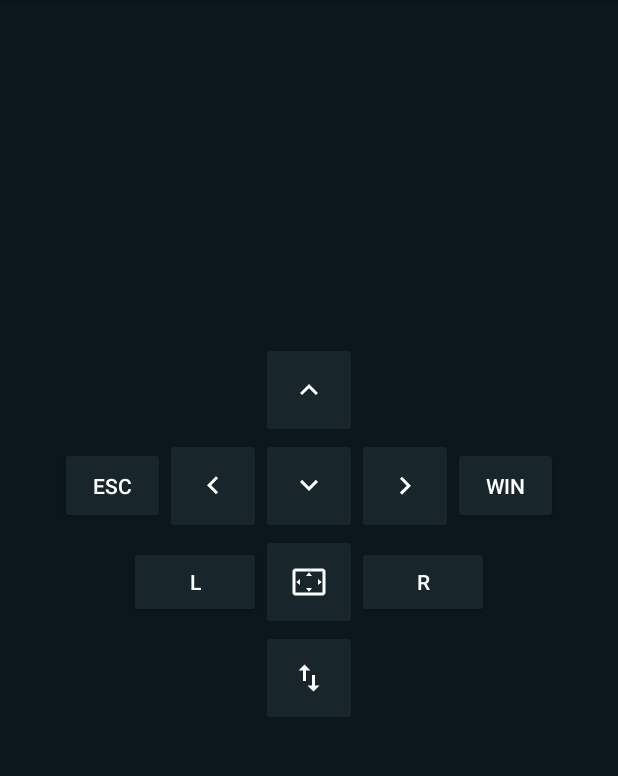
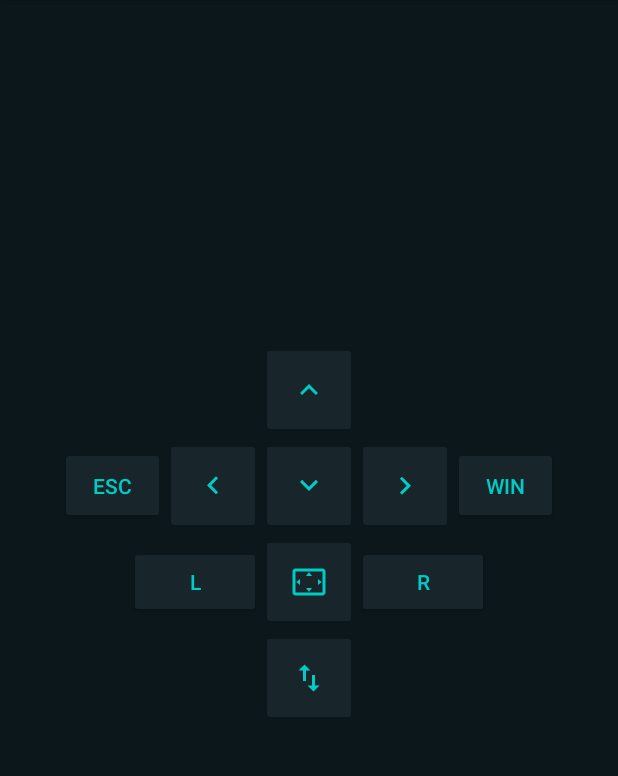
Before and after one commit to iarks/gyro-mouse, an Android app: the screen it shows after launch (MainActivity), on a phone screen of 412 x 824 dp, the part 84-860 px from its top. Run offline under Robolectric (Android 15) with nearby library versions, the light colour scheme and no system bars.

Commit message:
changed drawable and button text colours

```diff
--- a/app/src/main/res/drawable/ic_keyboard_arrow_down_black_24dp.xml
+++ b/app/src/main/res/drawable/ic_keyboard_arrow_down_black_24dp.xml
@@ -4,6 +4,6 @@
         android:viewportWidth="24.0"
         android:viewportHeight="24.0">
     <path
-        android:fillColor="#ffffff"
+        android:fillColor="@color/yatse_accent"
         android:pathData="M7.41,7.84L12,12.42l4.59,-4.58L18,9.25l-6,6 -6,-6z"/>
 </vector>
--- a/app/src/main/res/drawable/ic_keyboard_arrow_left_black_24dp.xml
+++ b/app/src/main/res/drawable/ic_keyboard_arrow_left_black_24dp.xml
@@ -4,6 +4,6 @@
         android:viewportWidth="24.0"
         android:viewportHeight="24.0">
     <path
-        android:fillColor="#ffffff"
+        android:fillColor="@color/yatse_accent"
         android:pathData="M15.41,16.09l-4.58,-4.59 4.58,-4.59L14,5.5l-6,6 6,6z"/>
 </vector>
--- a/app/src/main/res/drawable/ic_keyboard_arrow_right_black_24dp.xml
+++ b/app/src/main/res/drawable/ic_keyboard_arrow_right_black_24dp.xml
@@ -4,6 +4,6 @@
         android:viewportWidth="24.0"
         android:viewportHeight="24.0">
     <path
-        android:fillColor="#ffffff"
+        android:fillColor="@color/yatse_accent"
         android:pathData="M8.59,16.34l4.58,-4.59 -4.58,-4.59L10,5.75l6,6 -6,6z"/>
 </vector>
--- a/app/src/main/res/drawable/ic_keyboard_arrow_up_black_24dp.xml
+++ b/app/src/main/res/drawable/ic_keyboard_arrow_up_black_24dp.xml
@@ -4,6 +4,6 @@
         android:viewportWidth="24.0"
         android:viewportHeight="24.0">
     <path
-        android:fillColor="#ffffff"
+        android:fillColor="@color/yatse_accent"
         android:pathData="M7.41,15.41L12,10.83l4.59,4.58L18,14l-6,-6 -6,6z"/>
 </vector>
--- a/app/src/main/res/drawable/ic_settings_overscan_black_24dp.xml
+++ b/app/src/main/res/drawable/ic_settings_overscan_black_24dp.xml
@@ -4,6 +4,6 @@
         android:viewportWidth="24.0"
         android:viewportHeight="24.0">
     <path
-        android:fillColor="#ffffff"
+        android:fillColor="@color/yatse_accent"
         android:pathData="M12.01,5.5L10,8h4l-1.99,-2.5zM18,10v4l2.5,-1.99L18,10zM6,10l-2.5,2.01L6,14v-4zM14,16h-4l2.01,2.5L14,16zM21,3L3,3c-1.1,0 -2,0.9 -2,2v14c0,1.1 0.9,2 2,2h18c1.1,0 2,-0.9 2,-2L23,5c0,-1.1 -0.9,-2 -2,-2zM21,19.01L3,19.01L3,4.99h18v14.02z"/>
 </vector>
--- a/app/src/main/res/drawable/ic_swap_vert_black_24dp.xml
+++ b/app/src/main/res/drawable/ic_swap_vert_black_24dp.xml
@@ -4,6 +4,6 @@
         android:viewportWidth="24.0"
         android:viewportHeight="24.0">
     <path
-        android:fillColor="#ffffff"
+        android:fillColor="@color/yatse_accent"
         android:pathData="M16,17.01V10h-2v7.01h-3L15,21l4,-3.99h-3zM9,3L5,6.99h3V14h2V6.99h3L9,3z"/>
 </vector>
--- a/app/src/main/res/layout/content_main.xml
+++ b/app/src/main/res/layout/content_main.xml
@@ -35,7 +35,8 @@
             android:layout_width="70dp"
             android:padding="@dimen/fab_margin"
             android:layout_height="wrap_content"
-            android:text="@string/escape"/>
+            android:text="@string/escape"
+            android:textColor="@color/yatse_accent"/>
         <android.support.v7.widget.AppCompatImageButton
             android:id="@+id/buttonARight"
             android:layout_width="wrap_content"
@@ -60,7 +61,8 @@
             android:layout_width="70dp"
             android:layout_height="wrap_content"
             android:padding="@dimen/fab_margin"
-            android:text="@string/windows" />
+            android:text="@string/windows"
+            android:textColor="@color/yatse_accent"/>
     </LinearLayout>
 
     <LinearLayout
@@ -73,7 +75,8 @@
             android:id="@+id/buttonLeft"
             android:layout_width="wrap_content"
             android:layout_height="wrap_content"
-            android:text="@string/leftMouse"/>
+            android:text="@string/leftMouse"
+            android:textColor="@color/yatse_accent"/>
 
         <android.support.v7.widget.AppCompatImageButton
             android:id="@+id/buttonMouse"
@@ -86,7 +89,8 @@
             android:id="@+id/buttonRight"
             android:layout_width="wrap_content"
             android:layout_height="wrap_content"
-            android:text="@string/rightMouse" />
+            android:text="@string/rightMouse"
+            android:textColor="@color/yatse_accent"/>
 
     </LinearLayout>
 
```
